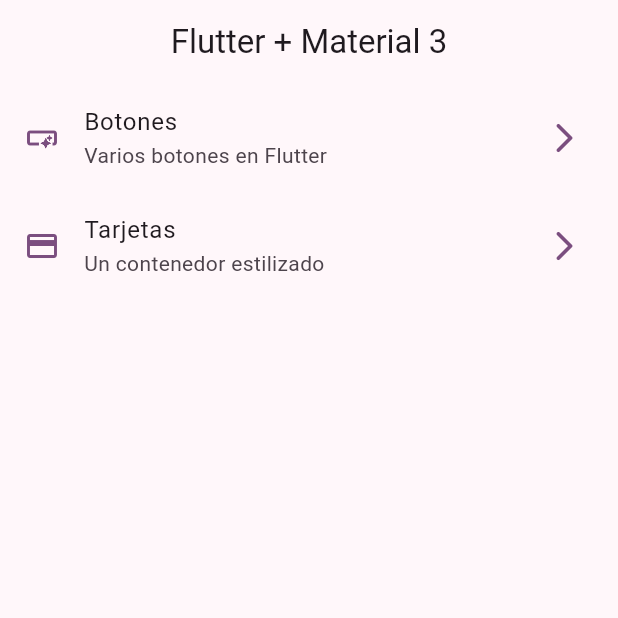
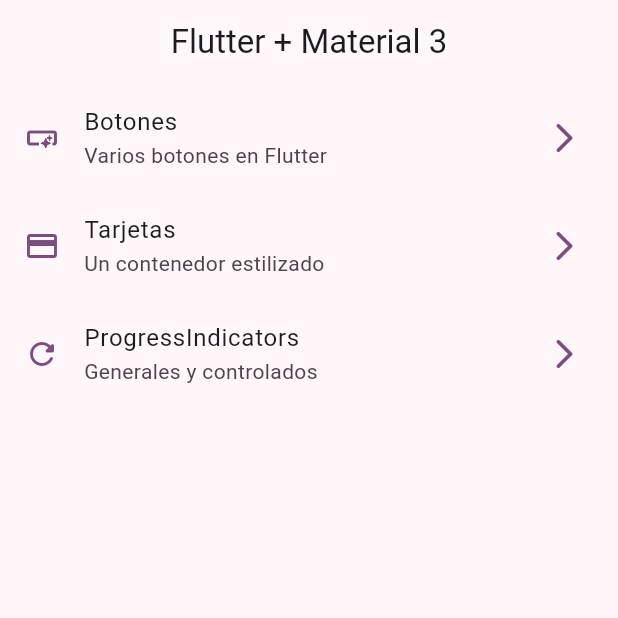
Before and after one commit to ZambranoTech/Flutter-Widgets_app, a Flutter app: the screen it shows after launch, on a phone screen of 412 x 824 dp, the top half of it. Run offline on Flutter 3.47's test engine with Material 2 defaults, Android fonts, the phone set to English and light mode, and no system bars; our stand-ins replace go_router; missing offline and left inert: dart:ffi.

Commit message:
progress indicators terminado

```diff
--- a/lib/config/menu/menu_items.dart
+++ b/lib/config/menu/menu_items.dart
@@ -28,4 +28,11 @@ const appMenuItems = <MenuItem>[
     link: '/cards',
     icon: Icons.credit_card
     ),
+
+    MenuItem(
+    title: 'ProgressIndicators',
+    subTitle: 'Generales y controlados',
+    link: '/progress',
+    icon: Icons.refresh_rounded
+    ),
 ];
--- a/lib/config/router/app_router.dart
+++ b/lib/config/router/app_router.dart
@@ -1,4 +1,5 @@
 import 'package:go_router/go_router.dart';
+import 'package:widgets_app/presentation/screens/progress/progress_screen.dart';
 import 'package:widgets_app/presentation/screens/screens.dart';
 
 // GoRouter configuration
@@ -20,5 +21,10 @@ final appRouter = GoRouter(
       name: CardsScreen.name,
       builder: (context, state) => const CardsScreen(),
     ),
+     GoRoute(
+      path: '/progress',
+      name: ProgressScreen.name,
+      builder: (context, state) => const ProgressScreen(),
+    ),
   ],
 );
```
Also changed, not shown: lib/presentation/screens/progress/progress_screen.dart (+63 -2 lines).
